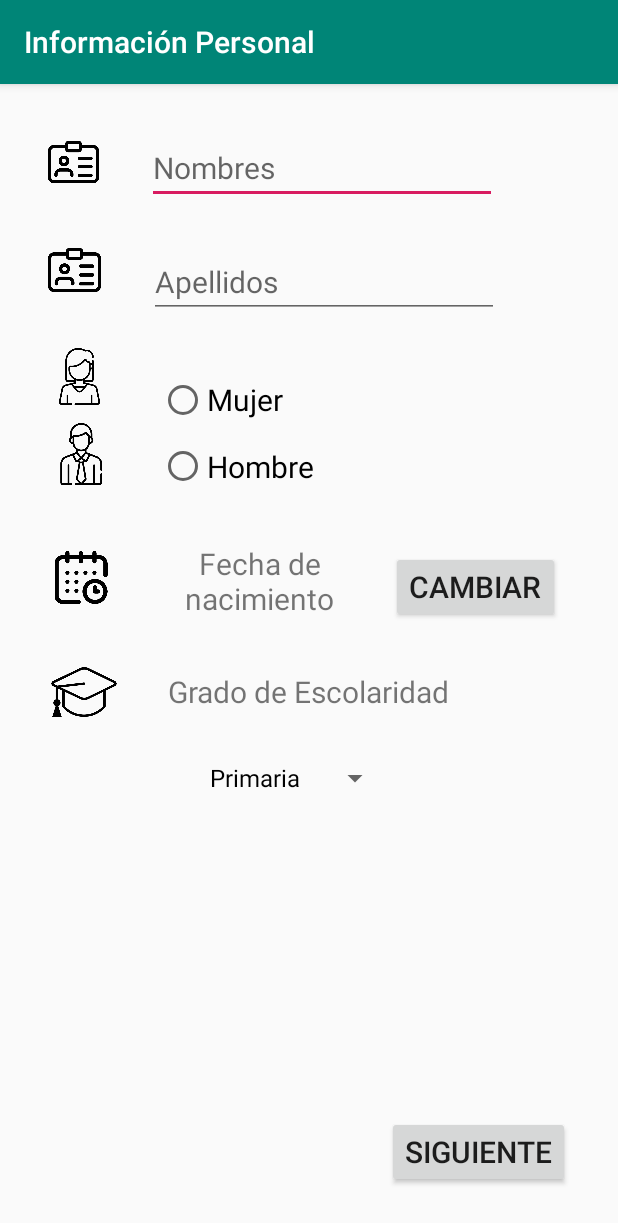
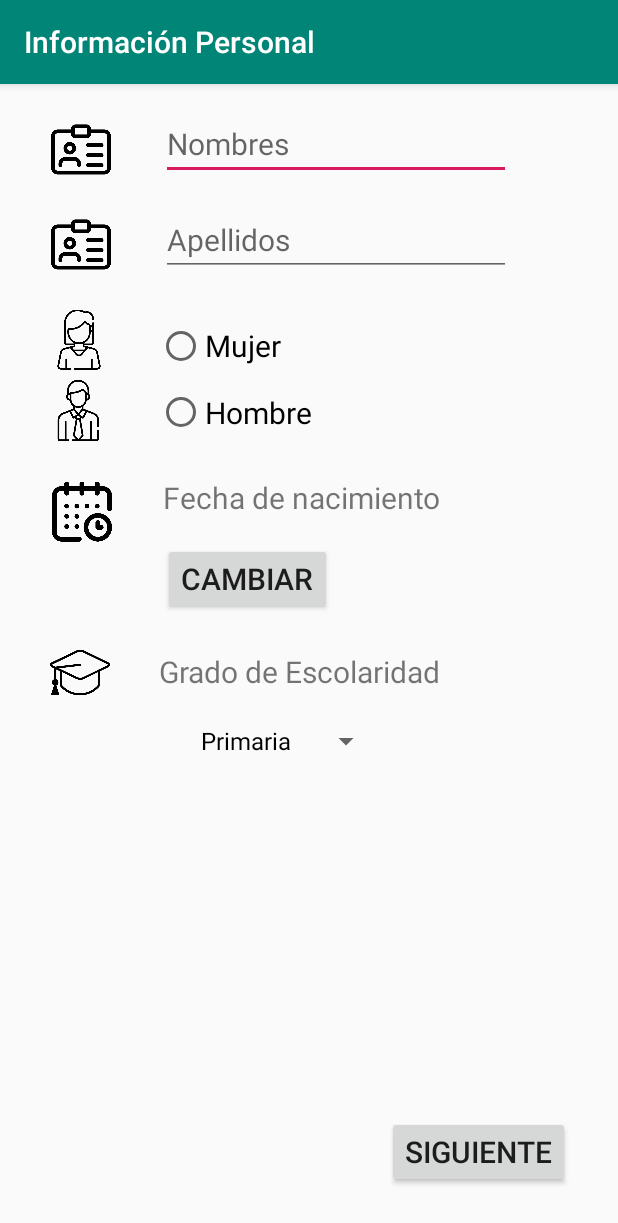
Before and after one commit to joselopez1913/LabsCM20192-Gr01, an Android app: the screen it shows after launch (MainActivity), on a phone screen of 412 x 824 dp. Shown: the top 1223 px of the screen. Run offline under Robolectric (Android 15) with nearby library versions, the phone set to English and light mode, and no system bars; libraries missing offline, so code that uses them is left out: co.edu.udea.

Commit message:
Constraint Layout Edit

```diff
--- a/Lab1-UI/src/main/res/layout-land/activity_main.xml
+++ b/Lab1-UI/src/main/res/layout-land/activity_main.xml
@@ -8,43 +8,52 @@
 
     <EditText
         android:id="@+id/text_names"
-        android:layout_width="222dp"
-        android:layout_height="42dp"
-        android:layout_marginTop="16dp"
+        android:layout_width="wrap_content"
+        android:layout_height="wrap_content"
+        android:layout_marginStart="32dp"
+        android:layout_marginLeft="32dp"
+        android:layout_marginTop="8dp"
+        android:layout_marginEnd="24dp"
+        android:layout_marginRight="24dp"
         android:ems="10"
         android:hint="@string/text_names"
         android:inputType="textNoSuggestions|textPersonName|textCapSentences"
         android:textSize="20sp"
-        app:layout_constraintEnd_toEndOf="parent"
-        app:layout_constraintHorizontal_bias="0.164"
+        app:layout_constraintEnd_toStartOf="@+id/guideline"
+        app:layout_constraintHorizontal_bias="0.7"
         app:layout_constraintStart_toStartOf="parent"
         app:layout_constraintTop_toTopOf="parent" />
 
     <EditText
         android:id="@+id/text_last_names"
-        android:layout_width="216dp"
-        android:layout_height="45dp"
-        android:layout_marginTop="16dp"
+        android:layout_width="wrap_content"
+        android:layout_height="wrap_content"
+        android:layout_marginStart="16dp"
+        android:layout_marginLeft="16dp"
+        android:layout_marginTop="8dp"
+        android:layout_marginEnd="24dp"
+        android:layout_marginRight="24dp"
         android:ems="10"
         android:hint="@string/text_last_name"
         android:inputType="textNoSuggestions|textPersonName|textCapSentences"
         android:textSize="20sp"
         app:layout_constraintEnd_toEndOf="parent"
-        app:layout_constraintHorizontal_bias="0.925"
-        app:layout_constraintStart_toStartOf="parent"
+        app:layout_constraintHorizontal_bias="0.7"
+        app:layout_constraintStart_toStartOf="@+id/guideline"
         app:layout_constraintTop_toTopOf="parent" />
 
     <RadioGroup
         android:id="@+id/radioGroup2"
-        android:layout_width="227dp"
-        android:layout_height="71dp"
-        android:layout_marginTop="28dp"
-        android:layout_marginEnd="48dp"
-        android:layout_marginRight="48dp"
+        android:layout_width="240dp"
+        android:layout_height="69dp"
+        android:layout_marginStart="16dp"
+        android:layout_marginLeft="16dp"
+        android:layout_marginTop="24dp"
+        android:layout_marginEnd="24dp"
+        android:layout_marginRight="24dp"
         app:layout_constraintEnd_toEndOf="parent"
-        app:layout_constraintHorizontal_bias="1.0"
-        app:layout_constraintStart_toEndOf="@+id/imageView5"
-        app:layout_constraintStart_toStartOf="parent"
+        app:layout_constraintHorizontal_bias="0.7"
+        app:layout_constraintStart_toStartOf="@+id/guideline"
         app:layout_constraintTop_toBottomOf="@+id/text_last_names">
 
         <RadioButton
@@ -65,135 +74,169 @@
 
     <TextView
         android:id="@+id/date"
-        android:layout_width="96dp"
-        android:layout_height="45dp"
-        android:layout_marginTop="8dp"
+        android:layout_width="240dp"
+        android:layout_height="wrap_content"
+        android:layout_marginStart="32dp"
+        android:layout_marginLeft="32dp"
+        android:layout_marginTop="16dp"
+        android:layout_marginEnd="24dp"
+        android:layout_marginRight="24dp"
         android:gravity="center"
         android:text="@string/date"
-        android:textSize="16sp"
-        app:layout_constraintEnd_toStartOf="@+id/button_change"
-        app:layout_constraintHorizontal_bias="1.0"
+        android:textSize="20sp"
+        app:layout_constraintEnd_toStartOf="@+id/guideline"
+        app:layout_constraintHorizontal_bias="0.7"
         app:layout_constraintStart_toStartOf="parent"
-        app:layout_constraintTop_toBottomOf="@+id/radioGroup2" />
+        app:layout_constraintTop_toBottomOf="@+id/text_grade_schol" />
 
     <Button
         android:id="@+id/button_change"
-        android:layout_width="101dp"
-        android:layout_height="43dp"
-        android:layout_marginTop="16dp"
-        android:layout_marginEnd="48dp"
-        android:layout_marginRight="48dp"
+        android:layout_width="wrap_content"
+        android:layout_height="wrap_content"
+        android:layout_marginStart="32dp"
+        android:layout_marginLeft="32dp"
+        android:layout_marginBottom="16dp"
         android:text="@string/button_change"
-        android:textSize="15sp"
-        app:layout_constraintEnd_toEndOf="parent"
-        app:layout_constraintTop_toBottomOf="@+id/radioGroup2" />
+        android:textSize="20sp"
+        app:layout_constraintBottom_toBottomOf="parent"
+        app:layout_constraintEnd_toEndOf="@+id/date"
+        app:layout_constraintHorizontal_bias="1.0"
+        app:layout_constraintStart_toStartOf="@+id/date"
+        app:layout_constraintTop_toBottomOf="@+id/date"
+        app:layout_constraintVertical_bias="0.0" />
 
     <Spinner
         android:id="@+id/text_grade_schol"
-        android:layout_width="218dp"
-        android:layout_height="103dp"
-        android:layout_marginBottom="112dp"
+        android:layout_width="wrap_content"
+        android:layout_height="wrap_content"
+        android:layout_marginTop="16dp"
         android:padding="20dp"
-        app:layout_constraintBottom_toBottomOf="parent"
-        app:layout_constraintEnd_toEndOf="parent"
-        app:layout_constraintHorizontal_bias="0.146"
-        app:layout_constraintStart_toStartOf="parent" />
+        app:layout_constraintEnd_toEndOf="@+id/prueba2"
+        app:layout_constraintStart_toStartOf="@+id/prueba2"
+        app:layout_constraintTop_toTopOf="@+id/prueba2" />
 
     <Button
         android:id="@+id/button_next"
         android:layout_width="248dp"
         android:layout_height="53dp"
-        android:layout_marginBottom="28dp"
+        android:layout_marginStart="32dp"
+        android:layout_marginLeft="32dp"
+        android:layout_marginEnd="32dp"
+        android:layout_marginRight="32dp"
+        android:layout_marginBottom="32dp"
         android:text="@string/button_next"
         android:textSize="20sp"
         app:layout_constraintBottom_toBottomOf="parent"
         app:layout_constraintEnd_toEndOf="parent"
-        app:layout_constraintHorizontal_bias="0.498"
-        app:layout_constraintStart_toStartOf="parent"
-        app:layout_constraintTop_toBottomOf="@+id/imageView13"
-        app:layout_constraintVertical_bias="1.0" />
+        app:layout_constraintHorizontal_bias="1.0"
+        app:layout_constraintStart_toStartOf="@+id/guideline" />
 
     <ImageView
         android:id="@+id/imageView4"
-        android:layout_width="34dp"
-        android:layout_height="40dp"
-        android:layout_marginTop="16dp"
+        android:layout_width="40dp"
+        android:layout_height="47dp"
+        android:layout_marginStart="32dp"
+        android:layout_marginLeft="32dp"
+        android:layout_marginTop="8dp"
+        android:layout_marginEnd="32dp"
+        android:layout_marginRight="32dp"
         app:layout_constraintEnd_toStartOf="@+id/text_names"
-        app:layout_constraintHorizontal_bias="0.428"
+        app:layout_constraintHorizontal_bias="0.50"
         app:layout_constraintStart_toStartOf="parent"
         app:layout_constraintTop_toTopOf="parent"
         app:srcCompat="@drawable/nombre" />
 
     <ImageView
         android:id="@+id/imageView10"
-        android:layout_width="35dp"
-        android:layout_height="40dp"
-        android:layout_marginTop="16dp"
-        android:layout_marginEnd="28dp"
-        android:layout_marginRight="28dp"
+        android:layout_width="40dp"
+        android:layout_height="47dp"
+        android:layout_marginStart="32dp"
+        android:layout_marginLeft="32dp"
+        android:layout_marginTop="8dp"
+        android:layout_marginEnd="32dp"
+        android:layout_marginRight="32dp"
         app:layout_constraintEnd_toStartOf="@+id/text_last_names"
-        app:layout_constraintHorizontal_bias="0.843"
-        app:layout_constraintStart_toEndOf="@+id/text_names"
+        app:layout_constraintStart_toStartOf="@+id/guideline"
         app:layout_constraintTop_toTopOf="parent"
         app:srcCompat="@drawable/nombre" />
 
     <ImageView
         android:id="@+id/imageView5"
-        android:layout_width="42dp"
-        android:layout_height="38dp"
-        android:layout_marginTop="28dp"
+        android:layout_width="40dp"
+        android:layout_height="47dp"
+        android:layout_marginStart="32dp"
+        android:layout_marginLeft="32dp"
+        android:layout_marginTop="16dp"
+        android:layout_marginEnd="32dp"
+        android:layout_marginRight="32dp"
         app:layout_constraintEnd_toStartOf="@+id/radioGroup2"
-        app:layout_constraintHorizontal_bias="0.959"
-        app:layout_constraintStart_toStartOf="parent"
+        app:layout_constraintStart_toStartOf="@+id/guideline"
         app:layout_constraintTop_toBottomOf="@+id/imageView10"
         app:srcCompat="@drawable/mujer" />
 
     <ImageView
         android:id="@+id/imageView13"
-        android:layout_width="32dp"
-        android:layout_height="50dp"
-        android:layout_marginTop="4dp"
-        android:layout_marginEnd="36dp"
-        android:layout_marginRight="36dp"
+        android:layout_width="40dp"
+        android:layout_height="47dp"
+        android:layout_marginStart="32dp"
+        android:layout_marginLeft="32dp"
+        android:layout_marginTop="60dp"
+        android:layout_marginEnd="32dp"
+        android:layout_marginRight="32dp"
         app:layout_constraintEnd_toStartOf="@+id/date"
-        app:layout_constraintHorizontal_bias="0.978"
         app:layout_constraintStart_toStartOf="parent"
-        app:layout_constraintTop_toBottomOf="@+id/imageView7"
+        app:layout_constraintTop_toBottomOf="@+id/imageView14"
         app:srcCompat="@drawable/calendario" />
 
     <ImageView
         android:id="@+id/imageView14"
-        android:layout_width="42dp"
-        android:layout_height="29dp"
-        android:layout_marginBottom="152dp"
-        app:layout_constraintBottom_toBottomOf="parent"
-        app:layout_constraintEnd_toStartOf="@+id/text_grade_schol"
+        android:layout_width="40dp"
+        android:layout_height="47dp"
+        android:layout_marginStart="32dp"
+        android:layout_marginLeft="32dp"
+        android:layout_marginTop="16dp"
+        android:layout_marginEnd="32dp"
+        android:layout_marginRight="32dp"
+        app:layout_constraintEnd_toStartOf="@+id/prueba2"
         app:layout_constraintStart_toStartOf="parent"
+        app:layout_constraintTop_toBottomOf="@+id/imageView4"
         app:srcCompat="@drawable/birrete" />
 
     <TextView
         android:id="@+id/prueba2"
-        android:layout_width="204dp"
-        android:layout_height="27dp"
-        android:layout_marginTop="64dp"
+        android:layout_width="240dp"
+        android:layout_height="wrap_content"
+        android:layout_marginStart="32dp"
+        android:layout_marginLeft="32dp"
+        android:layout_marginTop="16dp"
+        android:layout_marginEnd="24dp"
+        android:layout_marginRight="24dp"
+        android:gravity="left"
         android:text="@string/text_grade_schol"
-        android:textSize="18sp"
-        app:layout_constraintEnd_toEndOf="parent"
-        app:layout_constraintHorizontal_bias="0.158"
+        android:textSize="20sp"
+        app:layout_constraintEnd_toStartOf="@+id/guideline"
+        app:layout_constraintHorizontal_bias="0.7"
         app:layout_constraintStart_toStartOf="parent"
         app:layout_constraintTop_toBottomOf="@+id/text_names" />
 
     <ImageView
         android:id="@+id/imageView7"
-        android:layout_width="45dp"
-        android:layout_height="41dp"
-        android:layout_marginStart="16dp"
-        android:layout_marginLeft="16dp"
-        android:layout_marginTop="8dp"
+        android:layout_width="40dp"
+        android:layout_height="47dp"
+        android:layout_marginStart="32dp"
+        android:layout_marginLeft="32dp"
+        android:layout_marginEnd="32dp"
+        android:layout_marginRight="32dp"
         app:layout_constraintEnd_toStartOf="@+id/radioGroup2"
-        app:layout_constraintHorizontal_bias="0.968"
-        app:layout_constraintStart_toStartOf="parent"
+        app:layout_constraintStart_toStartOf="@+id/guideline"
         app:layout_constraintTop_toBottomOf="@+id/imageView5"
         app:srcCompat="@drawable/empleado" />
 
+    <androidx.constraintlayout.widget.Guideline
+        android:id="@+id/guideline"
+        android:layout_width="wrap_content"
+        android:layout_height="wrap_content"
+        android:orientation="vertical"
+        app:layout_constraintGuide_percent="0.5" />
+
 </androidx.constraintlayout.widget.ConstraintLayout>
--- a/Lab1-UI/src/main/res/layout/activity_main.xml
+++ b/Lab1-UI/src/main/res/layout/activity_main.xml
@@ -9,39 +9,51 @@
     <EditText
         android:id="@+id/text_names"
         android:layout_width="wrap_content"
-        android:layout_height="0dp"
-        android:layout_marginStart="32dp"
-        android:layout_marginLeft="32dp"
-        android:layout_marginTop="32dp"
+        android:layout_height="wrap_content"
+        android:layout_marginStart="16dp"
+        android:layout_marginLeft="16dp"
+        android:layout_marginTop="16dp"
+        android:layout_marginEnd="32dp"
+        android:layout_marginRight="32dp"
         android:ems="10"
         android:hint="@string/text_names"
         android:inputType="textNoSuggestions|textPersonName|textCapSentences"
         android:textSize="20sp"
-        app:layout_constraintStart_toEndOf="@+id/imageView4"
+        app:layout_constraintEnd_toEndOf="parent"
+        app:layout_constraintHorizontal_bias="0.7"
+        app:layout_constraintStart_toStartOf="parent"
         app:layout_constraintTop_toTopOf="parent" />
 
     <EditText
         android:id="@+id/text_last_names"
         android:layout_width="wrap_content"
         android:layout_height="wrap_content"
-        android:layout_marginStart="32dp"
-        android:layout_marginLeft="32dp"
-        android:layout_marginTop="28dp"
+        android:layout_marginStart="16dp"
+        android:layout_marginLeft="16dp"
+        android:layout_marginTop="16dp"
+        android:layout_marginEnd="32dp"
+        android:layout_marginRight="32dp"
         android:ems="10"
         android:hint="@string/text_last_name"
         android:inputType="textNoSuggestions|textPersonName|textCapSentences"
         android:textSize="20sp"
-        app:layout_constraintStart_toEndOf="@+id/imageView10"
+        app:layout_constraintEnd_toEndOf="parent"
+        app:layout_constraintHorizontal_bias="0.7"
+        app:layout_constraintStart_toStartOf="parent"
         app:layout_constraintTop_toBottomOf="@+id/text_names" />
 
     <RadioGroup
         android:id="@+id/radioGroup2"
-        android:layout_width="wrap_content"
-        android:layout_height="91dp"
-        android:layout_marginStart="32dp"
-        android:layout_marginLeft="32dp"
-        android:layout_marginTop="32dp"
-        app:layout_constraintStart_toEndOf="@+id/imageView5"
+        android:layout_width="237dp"
+        android:layout_height="86dp"
+        android:layout_marginStart="16dp"
+        android:layout_marginLeft="16dp"
+        android:layout_marginTop="24dp"
+        android:layout_marginEnd="32dp"
+        android:layout_marginRight="32dp"
+        app:layout_constraintEnd_toEndOf="parent"
+        app:layout_constraintHorizontal_bias="0.7"
+        app:layout_constraintStart_toStartOf="parent"
         app:layout_constraintTop_toBottomOf="@+id/text_last_names">
 
         <RadioButton
@@ -61,130 +73,159 @@
 
     <TextView
         android:id="@+id/date"
-        android:layout_width="129dp"
-        android:layout_height="56dp"
-        android:layout_marginStart="32dp"
-        android:layout_marginLeft="32dp"
+        android:layout_width="232dp"
+        android:layout_height="44dp"
+        android:layout_marginStart="16dp"
+        android:layout_marginLeft="16dp"
         android:layout_marginTop="24dp"
-        android:gravity="center"
+        android:layout_marginEnd="32dp"
+        android:layout_marginRight="32dp"
+        android:gravity="left"
         android:text="@string/date"
         android:textSize="20sp"
-        app:layout_constraintStart_toEndOf="@+id/imageView13"
+        app:layout_constraintEnd_toEndOf="parent"
+        app:layout_constraintHorizontal_bias="0.7"
+        app:layout_constraintStart_toStartOf="parent"
         app:layout_constraintTop_toBottomOf="@+id/radioGroup2" />
 
     <Button
         android:id="@+id/button_change"
         android:layout_width="wrap_content"
         android:layout_height="wrap_content"
-        android:layout_marginStart="16dp"
-        android:layout_marginLeft="16dp"
-        android:layout_marginTop="32dp"
-        android:layout_marginEnd="32dp"
-        android:layout_marginRight="32dp"
         android:text="@string/button_change"
         android:textSize="20sp"
-        app:layout_constraintEnd_toEndOf="parent"
-        app:layout_constraintStart_toEndOf="@+id/date"
-        app:layout_constraintTop_toBottomOf="@+id/radioGroup2" />
+        app:layout_constraintEnd_toEndOf="@+id/date"
+        app:layout_constraintHorizontal_bias="0.0"
+        app:layout_constraintStart_toStartOf="@+id/date"
+        app:layout_constraintTop_toBottomOf="@+id/date" />
 
     <Spinner
         android:id="@+id/text_grade_schol"
         android:layout_width="wrap_content"
         android:layout_height="wrap_content"
-        android:layout_marginStart="32dp"
-        android:layout_marginLeft="32dp"
+        android:layout_marginTop="16dp"
         android:padding="20dp"
-        app:layout_constraintStart_toEndOf="@+id/imageView14"
-        app:layout_constraintTop_toBottomOf="@+id/prueba2" />
+        app:layout_constraintEnd_toEndOf="@+id/prueba2"
+        app:layout_constraintHorizontal_bias="0.0"
+        app:layout_constraintStart_toStartOf="@+id/prueba2"
+        app:layout_constraintTop_toTopOf="@+id/prueba2" />
 
     <Button
         android:id="@+id/button_next"
         android:layout_width="wrap_content"
         android:layout_height="wrap_content"
+        android:layout_marginStart="16dp"
+        android:layout_marginLeft="16dp"
         android:layout_marginEnd="32dp"
         android:layout_marginRight="32dp"
         android:layout_marginBottom="32dp"
         android:text="@string/button_next"
         android:textSize="20sp"
         app:layout_constraintBottom_toBottomOf="parent"
-        app:layout_constraintEnd_toEndOf="parent" />
+        app:layout_constraintEnd_toEndOf="parent"
+        app:layout_constraintHorizontal_bias="1.0"
+        app:layout_constraintStart_toStartOf="parent" />
 
     <ImageView
         android:id="@+id/imageView4"
-        android:layout_width="34dp"
-        android:layout_height="40dp"
+        android:layout_width="40dp"
+        android:layout_height="47dp"
         android:layout_marginStart="32dp"
         android:layout_marginLeft="32dp"
-        android:layout_marginTop="32dp"
+        android:layout_marginTop="20dp"
+        android:layout_marginEnd="32dp"
+        android:layout_marginRight="32dp"
+        app:layout_constraintEnd_toStartOf="@+id/text_names"
         app:layout_constraintStart_toStartOf="parent"
         app:layout_constraintTop_toTopOf="parent"
         app:srcCompat="@drawable/nombre" />
 
     <ImageView
         android:id="@+id/imageView10"
-        android:layout_width="35dp"
-        android:layout_height="40dp"
+        android:layout_width="40dp"
+        android:layout_height="47dp"
         android:layout_marginStart="32dp"
         android:layout_marginLeft="32dp"
-        android:layout_marginTop="32dp"
+        android:layout_marginTop="16dp"
+        android:layout_marginEnd="32dp"
+        android:layout_marginRight="32dp"
+        app:layout_constraintEnd_toStartOf="@+id/text_last_names"
         app:layout_constraintStart_toStartOf="parent"
         app:layout_constraintTop_toBottomOf="@+id/imageView4"
         app:srcCompat="@drawable/nombre" />
 
     <ImageView
         android:id="@+id/imageView5"
-        android:layout_width="42dp"
-        android:layout_height="38dp"
+        android:layout_width="40dp"
+        android:layout_height="47dp"
         android:layout_marginStart="32dp"
         android:layout_marginLeft="32dp"
-        android:layout_marginTop="32dp"
+        android:layout_marginTop="16dp"
+        android:layout_marginEnd="32dp"
+        android:layout_marginRight="32dp"
+        app:layout_constraintEnd_toStartOf="@+id/radioGroup2"
+        app:layout_constraintHorizontal_bias="0.50"
         app:layout_constraintStart_toStartOf="parent"
         app:layout_constraintTop_toBottomOf="@+id/imageView10"
         app:srcCompat="@drawable/mujer" />
 
     <ImageView
         android:id="@+id/imageView7"
-        android:layout_width="45dp"
-        android:layout_height="41dp"
+        android:layout_width="40dp"
+        android:layout_height="47dp"
         android:layout_marginStart="32dp"
         android:layout_marginLeft="32dp"
-        android:layout_marginTop="12dp"
+        android:layout_marginEnd="32dp"
+        android:layout_marginRight="32dp"
+        app:layout_constraintEnd_toStartOf="@+id/radioGroup2"
         app:layout_constraintStart_toStartOf="parent"
         app:layout_constraintTop_toBottomOf="@+id/imageView5"
         app:srcCompat="@drawable/empleado" />
 
     <ImageView
         android:id="@+id/imageView13"
-        android:layout_width="44dp"
-        android:layout_height="35dp"
+        android:layout_width="40dp"
+        android:layout_height="47dp"
         android:layout_marginStart="32dp"
         android:layout_marginLeft="32dp"
-        android:layout_marginTop="44dp"
+        android:layout_marginTop="20dp"
+        android:layout_marginEnd="32dp"
+        android:layout_marginRight="32dp"
+        app:layout_constraintEnd_toStartOf="@+id/date"
         app:layout_constraintStart_toStartOf="parent"
         app:layout_constraintTop_toBottomOf="@+id/imageView7"
         app:srcCompat="@drawable/calendario" />
 
     <ImageView
         android:id="@+id/imageView14"
-        android:layout_width="48dp"
-        android:layout_height="33dp"
+        android:layout_width="40dp"
+        android:layout_height="47dp"
         android:layout_marginStart="32dp"
         android:layout_marginLeft="32dp"
-        android:layout_marginTop="42dp"
+        android:layout_marginTop="60dp"
+        android:layout_marginEnd="32dp"
+        android:layout_marginRight="32dp"
+        app:layout_constraintEnd_toStartOf="@+id/prueba2"
+        app:layout_constraintHorizontal_bias="0.5"
         app:layout_constraintStart_toStartOf="parent"
         app:layout_constraintTop_toBottomOf="@+id/imageView13"
         app:srcCompat="@drawable/birrete" />
 
     <TextView
         android:id="@+id/prueba2"
-        android:layout_width="wrap_content"
-        android:layout_height="wrap_content"
-        android:layout_marginStart="32dp"
-        android:layout_marginLeft="32dp"
-        android:layout_marginTop="32dp"
+        android:layout_width="235dp"
+        android:layout_height="37dp"
+        android:layout_marginStart="16dp"
+        android:layout_marginLeft="16dp"
+        android:layout_marginTop="24dp"
+        android:layout_marginEnd="32dp"
+        android:layout_marginRight="32dp"
+        android:gravity="left"
         android:text="@string/text_grade_schol"
         android:textSize="20sp"
-        app:layout_constraintStart_toEndOf="@+id/imageView14"
-        app:layout_constraintTop_toBottomOf="@+id/date" />
+        app:layout_constraintEnd_toEndOf="parent"
+        app:layout_constraintHorizontal_bias="0.7"
+        app:layout_constraintStart_toStartOf="parent"
+        app:layout_constraintTop_toBottomOf="@+id/button_change" />
 
 </androidx.constraintlayout.widget.ConstraintLayout>
```
Also changed, not shown: Lab1-UI/src/main/res/layout-land/activity_contact_info.xml (+113 -53 lines), Lab1-UI/src/main/res/layout/activity_contact_info.xml (+88 -52 lines).
